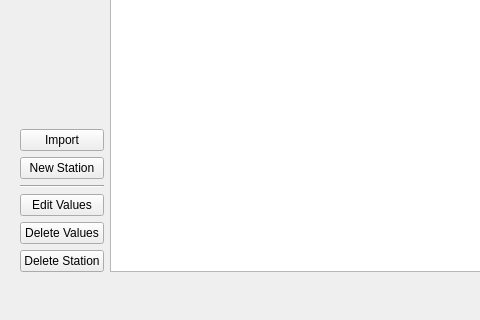
Above: ui/ui_event_obs.ui from Artelia/Mascaret before the change; both pictures show x 0 to 480 and y 284 to 604 of the 956 by 604 pixel window. Below: the same form after it.
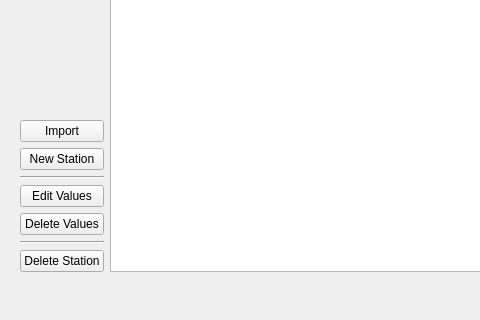
That is the form after the change.

```diff
--- a/ui/ui_event_obs.ui
+++ b/ui/ui_event_obs.ui
@@ -92,6 +92,13 @@
              </property>
             </widget>
            </item>
+           <item>
+            <widget class="Line" name="line_2">
+             <property name="orientation">
+              <enum>Qt::Horizontal</enum>
+             </property>
+            </widget>
+           </item>
            <item>
             <widget class="QPushButton" name="b_delete">
              <property name="text">
```
Left out of the diff: 4 changed lines with no effect on the pictures.
